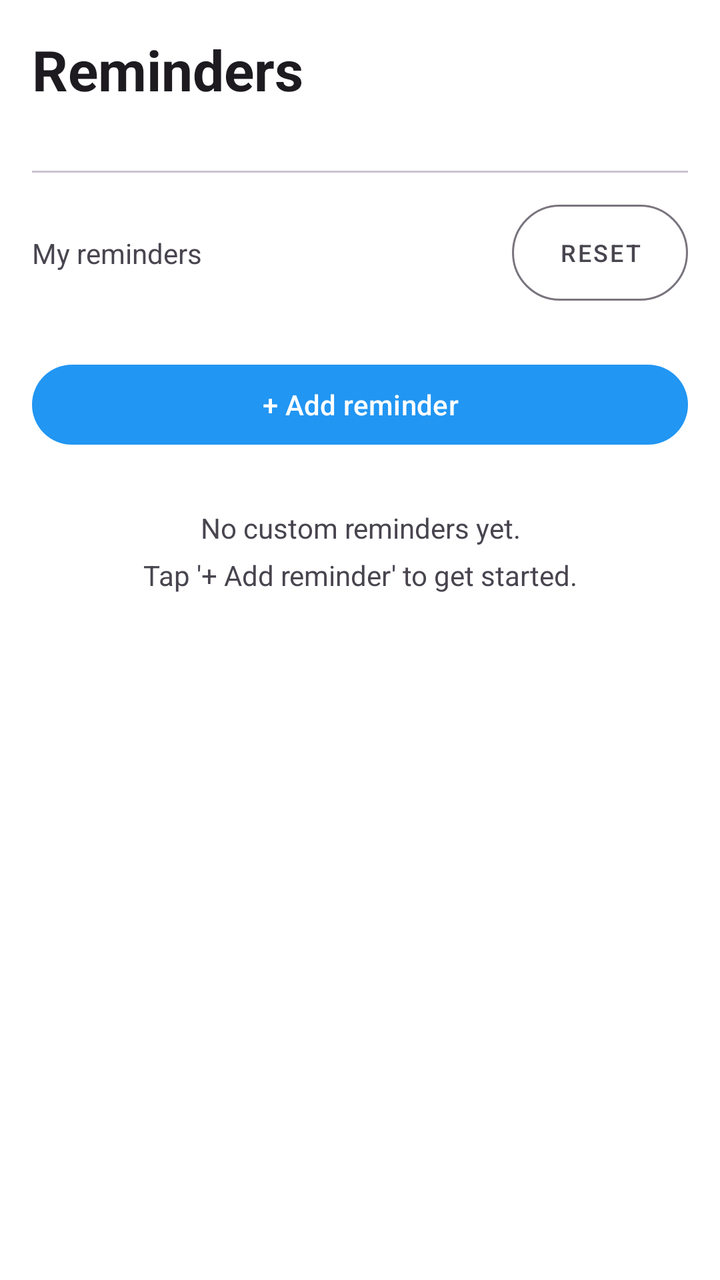
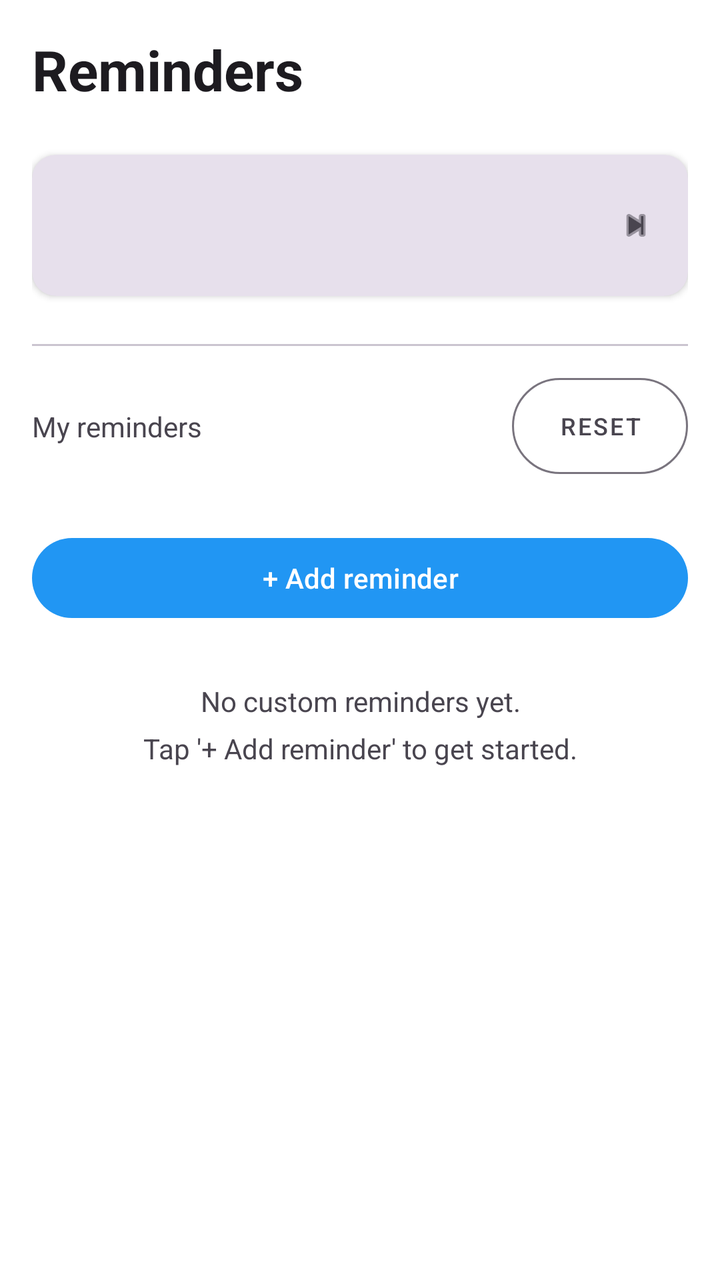

An Android layout rendered at two revisions. The XML below is the earlier revision; the diff shows what the commit changed to produce the second picture.
<!-- AndroidManifest.xml: application theme Theme.WaterReminder -->
<!-- res/layout/fragment_reminders.xml -->
<?xml version="1.0" encoding="utf-8"?>
<androidx.core.widget.NestedScrollView xmlns:android="http://schemas.android.com/apk/res/android"
    xmlns:app="http://schemas.android.com/apk/res-auto"
    android:layout_width="match_parent"
    android:layout_height="match_parent"
    android:background="@color/page_background">

    <androidx.constraintlayout.widget.ConstraintLayout
        android:layout_width="match_parent"
        android:layout_height="match_parent"
        android:padding="16dp">

        <TextView
            android:id="@+id/title_reminders"
            android:layout_width="0dp"
            android:layout_height="wrap_content"
            android:text="Reminders"
            android:textSize="28sp"
            android:textStyle="bold"
            android:textColor="?attr/colorOnSurface"
            app:layout_constraintEnd_toEndOf="parent"
            app:layout_constraintStart_toStartOf="parent"
            app:layout_constraintTop_toTopOf="parent" />

        
        <LinearLayout
            android:id="@+id/container_default_reminder"
            android:layout_width="0dp"
            android:layout_height="wrap_content"
            android:layout_marginTop="24dp"
            android:orientation="vertical"
            app:layout_constraintEnd_toEndOf="parent"
            app:layout_constraintStart_toStartOf="parent"
            app:layout_constraintTop_toBottomOf="@id/title_reminders" />

        <View
            android:id="@+id/divider"
            android:layout_width="0dp"
            android:layout_height="1dp"
            android:layout_marginTop="8dp"
            android:background="?attr/colorOutlineVariant"
            app:layout_constraintEnd_toEndOf="parent"
            app:layout_constraintStart_toStartOf="parent"
            app:layout_constraintTop_toBottomOf="@id/container_default_reminder" />

        
        <TextView
            android:id="@+id/label_reminders"
            android:layout_width="0dp"
            android:layout_height="wrap_content"
            android:layout_marginTop="16dp"
            android:text="My reminders"
            android:textSize="14sp"
            android:textColor="?attr/colorOnSurfaceVariant"
            app:layout_constraintEnd_toStartOf="@id/button_reset_reminders"
            app:layout_constraintStart_toStartOf="parent"
            app:layout_constraintTop_toBottomOf="@id/divider"
            app:layout_constraintBottom_toBottomOf="@id/button_reset_reminders" />

        <com.google.android.material.button.MaterialButton
            android:id="@+id/button_reset_reminders"
            android:layout_width="wrap_content"
            android:layout_height="wrap_content"
            android:layout_marginTop="16dp"
            android:text="Reset"
            android:textSize="12sp"
            style="@style/Widget.MaterialComponents.Button.OutlinedButton"
            app:cornerRadius="24dp"
            app:strokeColor="?attr/colorOutline"
            android:textColor="?attr/colorOnSurfaceVariant"
            android:paddingStart="12dp"
            android:paddingEnd="12dp"
            android:insetTop="0dp"
            android:insetBottom="0dp"
            app:layout_constraintEnd_toEndOf="parent"
            app:layout_constraintTop_toBottomOf="@id/divider" />

        <com.google.android.material.button.MaterialButton
            android:id="@+id/button_add_reminder"
            android:layout_width="0dp"
            android:layout_height="wrap_content"
            android:layout_marginTop="28dp"
            android:text="+ Add reminder"
            app:backgroundTint="@color/brand_blue"
            app:cornerRadius="24dp"
            app:layout_constraintEnd_toEndOf="parent"
            app:layout_constraintStart_toStartOf="parent"
            app:layout_constraintTop_toBottomOf="@id/button_reset_reminders" />

        <LinearLayout
            android:id="@+id/container_reminders"
            android:layout_width="0dp"
            android:layout_height="wrap_content"
            android:layout_marginTop="12dp"
            android:orientation="vertical"
            app:layout_constraintEnd_toEndOf="parent"
            app:layout_constraintStart_toStartOf="parent"
            app:layout_constraintTop_toBottomOf="@id/button_add_reminder" />

        <TextView
            android:id="@+id/text_no_reminders"
            android:layout_width="0dp"
            android:layout_height="wrap_content"
            android:layout_marginTop="16dp"
            android:gravity="center"
            android:text="No custom reminders yet.\nTap '+ Add reminder' to get started."
            android:textColor="?attr/colorOnSurfaceVariant"
            android:textSize="14sp"
            android:lineSpacingMultiplier="1.4"
            app:layout_constraintEnd_toEndOf="parent"
            app:layout_constraintStart_toStartOf="parent"
            app:layout_constraintTop_toBottomOf="@id/container_reminders" />

        
        <LinearLayout
            android:id="@+id/legend_swipe"
            android:layout_width="0dp"
            android:layout_height="wrap_content"
            android:layout_marginTop="20dp"
            android:gravity="center"
            android:orientation="horizontal"
            android:visibility="gone"
            app:layout_constraintEnd_toEndOf="parent"
            app:layout_constraintStart_toStartOf="parent"
            app:layout_constraintTop_toBottomOf="@id/text_no_reminders">

            <ImageView
                android:layout_width="16dp"
                android:layout_height="16dp"
                android:layout_marginEnd="8dp"
                android:importantForAccessibility="no"
                android:src="@drawable/ic_info"
                android:tint="?attr/colorOnSurfaceVariant" />

            
            <LinearLayout
                android:id="@+id/legend_edit"
                android:layout_width="wrap_content"
                android:layout_height="wrap_content"
                android:layout_marginEnd="8dp"
                android:background="@drawable/bg_type_chip"
                android:backgroundTint="@color/swipe_edit_bg"
                android:contentDescription="@string/reminders_legend_edit_desc"
                android:focusable="true"
                android:gravity="center_vertical"
                android:orientation="horizontal"
                android:paddingStart="10dp"
                android:paddingEnd="10dp"
                android:paddingTop="6dp"
                android:paddingBottom="6dp">

                <ImageView
                    android:layout_width="16dp"
                    android:layout_height="16dp"
                    android:layout_marginEnd="6dp"
                    android:importantForAccessibility="no"
                    android:src="@android:drawable/ic_menu_edit"
                    android:tint="@color/white" />

                <TextView
                    android:layout_width="wrap_content"
                    android:layout_height="wrap_content"
                    android:layout_marginEnd="6dp"
                    android:importantForAccessibility="no"
                    android:text="@string/reminders_legend_edit"
                    android:textColor="@color/white"
                    android:textSize="12sp"
                    android:textStyle="bold" />

                <ImageView
                    android:layout_width="16dp"
                    android:layout_height="16dp"
                    android:importantForAccessibility="no"
                    android:src="@drawable/ic_arrow_forward"
                    android:tint="@color/white" />

            </LinearLayout>

            
            <LinearLayout
                android:id="@+id/legend_delete"
                android:layout_width="wrap_content"
                android:layout_height="wrap_content"
                android:background="@drawable/bg_type_chip"
                android:backgroundTint="@color/brand_red"
                android:contentDescription="@string/reminders_legend_delete_desc"
                android:focusable="true"
                android:gravity="center_vertical"
                android:orientation="horizontal"
                android:paddingStart="10dp"
                android:paddingEnd="10dp"
                android:paddingTop="6dp"
                android:paddingBottom="6dp">

                <ImageView
                    android:layout_width="16dp"
                    android:layout_height="16dp"
                    android:layout_marginEnd="6dp"
                    android:importantForAccessibility="no"
                    android:src="@drawable/ic_arrow_back"
                    android:tint="@color/white" />

                <TextView
                    android:layout_width="wrap_content"
                    android:layout_height="wrap_content"
                    android:layout_marginEnd="6dp"
                    android:importantForAccessibility="no"
                    android:text="@string/reminders_legend_delete"
                    android:textColor="@color/white"
                    android:textSize="12sp"
                    android:textStyle="bold" />

                <ImageView
                    android:layout_width="16dp"
                    android:layout_height="16dp"
                    android:importantForAccessibility="no"
                    android:src="@android:drawable/ic_menu_delete"
                    android:tint="@color/white" />

            </LinearLayout>

        </LinearLayout>

    </androidx.constraintlayout.widget.ConstraintLayout>
</androidx.core.widget.NestedScrollView>
<!-- resources referenced by this layout -->
<resources>
  <color name="brand_blue">#2196F3</color>
  <color name="brand_red">#F44336</color>
  <color name="page_background">#FFFFFF</color>
  <color name="swipe_edit_bg">#888888</color>
  <color name="white">#FFFFFFFF</color>
  <!-- drawable bg_type_chip (drawable) -->
  <?xml version="1.0" encoding="utf-8"?>
  <shape xmlns:android="http://schemas.android.com/apk/res/android"
      android:shape="rectangle">
      <solid android:color="#2196F3" />
      <corners android:radius="24dp" />
  </shape>
  <!-- drawable ic_arrow_back (drawable) -->
  <?xml version="1.0" encoding="utf-8"?>
  <vector xmlns:android="http://schemas.android.com/apk/res/android"
      android:width="24dp"
      android:height="24dp"
      android:viewportWidth="24"
      android:viewportHeight="24">
      <path
          android:fillColor="#FFFFFF"
          android:pathData="M20,11H7.83l5.59,-5.59L12,4l-8,8l8,8l1.41,-1.41L7.83,13H20V11z" />
  </vector>
  <!-- drawable ic_arrow_forward (drawable) -->
  <?xml version="1.0" encoding="utf-8"?>
  <vector xmlns:android="http://schemas.android.com/apk/res/android"
      android:width="24dp"
      android:height="24dp"
      android:viewportWidth="24"
      android:viewportHeight="24">
      <path
          android:fillColor="#FFFFFF"
          android:pathData="M4,11L16.17,11L10.58,5.41L12,4L20,12L12,20L10.59,18.59L16.17,13L4,13Z" />
  </vector>
  <!-- drawable ic_info (drawable) -->
  <?xml version="1.0" encoding="utf-8"?>
  <vector xmlns:android="http://schemas.android.com/apk/res/android"
      android:width="24dp"
      android:height="24dp"
      android:viewportWidth="24"
      android:viewportHeight="24">
      <path
          android:fillColor="#FFFFFF"
          android:pathData="M11,7h2v2h-2V7zM11,11h2v6h-2V11zM12,2C6.48,2 2,6.48 2,12s4.48,10 10,10 10,-4.48 10,-10S17.52,2 12,2zM12,20c-4.41,0 -8,-3.59 -8,-8s3.59,-8 8,-8 8,3.59 8,8 -3.59,8 -8,8z" />
  </vector>
  <string name="reminders_legend_delete">Delete</string>
  <string name="reminders_legend_delete_desc">Swipe a reminder left to delete it</string>
  <string name="reminders_legend_edit">Edit</string>
  <string name="reminders_legend_edit_desc">Swipe a reminder right to edit it</string>
  <style name="Theme.WaterReminder" parent="Base.Theme.WaterReminder" />
  <style name="Base.Theme.WaterReminder" parent="Theme.Material3.DayNight.NoActionBar">
          
          
      </style>
</resources>

<!-- the commit's change to res/layout/fragment_reminders.xml (unified diff, before → after) -->
@@ -23,15 +23,26 @@
             app:layout_constraintTop_toTopOf="parent" />
 
         
+        <include
+            android:id="@+id/row_notification_settings"
+            layout="@layout/item_settings_row"
+            android:layout_width="0dp"
+            android:layout_height="wrap_content"
+            android:layout_marginTop="24dp"
+            app:layout_constraintEnd_toEndOf="parent"
+            app:layout_constraintStart_toStartOf="parent"
+            app:layout_constraintTop_toBottomOf="@id/title_reminders" />
+
+        
         <LinearLayout
             android:id="@+id/container_default_reminder"
             android:layout_width="0dp"
             android:layout_height="wrap_content"
-            android:layout_marginTop="24dp"
+            android:layout_marginTop="16dp"
             android:orientation="vertical"
             app:layout_constraintEnd_toEndOf="parent"
             app:layout_constraintStart_toStartOf="parent"
-            app:layout_constraintTop_toBottomOf="@id/title_reminders" />
+            app:layout_constraintTop_toBottomOf="@id/row_notification_settings" />
 
         <View
             android:id="@+id/divider"
@@ -223,3 +234,66 @@
 
     </androidx.constraintlayout.widget.ConstraintLayout>
 </androidx.core.widget.NestedScrollView>
+<!-- res/layout/item_settings_row.xml (included above) -->
+<?xml version="1.0" encoding="utf-8"?>
+<androidx.cardview.widget.CardView xmlns:android="http://schemas.android.com/apk/res/android"
+    xmlns:app="http://schemas.android.com/apk/res-auto"
+    android:layout_width="match_parent"
+    android:layout_height="wrap_content"
+    app:cardCornerRadius="12dp"
+    app:cardElevation="2dp"
+    app:cardBackgroundColor="?attr/colorSurfaceVariant">
+
+    <LinearLayout
+        android:id="@+id/row_container"
+        android:layout_width="match_parent"
+        android:layout_height="wrap_content"
+        android:orientation="horizontal"
+        android:gravity="center_vertical"
+        android:padding="16dp"
+        android:background="?attr/selectableItemBackground"
+        android:clickable="true"
+        android:focusable="true">
+
+        <ImageView
+            android:id="@+id/row_icon"
+            android:layout_width="24dp"
+            android:layout_height="24dp"
+            android:layout_marginEnd="16dp"
+            android:tint="@color/brand_blue"
+            android:importantForAccessibility="no" />
+
+        <LinearLayout
+            android:layout_width="0dp"
+            android:layout_height="wrap_content"
+            android:layout_weight="1"
+            android:orientation="vertical">
+
+            <TextView
+                android:id="@+id/row_title"
+                android:layout_width="wrap_content"
+                android:layout_height="wrap_content"
+                android:textColor="?attr/colorOnSurface"
+                android:textSize="15sp" />
+
+            <TextView
+                android:id="@+id/row_subtitle"
+                android:layout_width="wrap_content"
+                android:layout_height="wrap_content"
+                android:layout_marginTop="2dp"
+                android:textColor="?attr/colorOnSurfaceVariant"
+                android:textSize="12sp" />
+
+        </LinearLayout>
+
+        <ImageView
+            android:id="@+id/row_chevron"
+            android:layout_width="20dp"
+            android:layout_height="20dp"
+            android:src="@android:drawable/ic_media_next"
+            android:tint="?attr/colorOnSurfaceVariant"
+            android:importantForAccessibility="no" />
+
+    </LinearLayout>
+
+</androidx.cardview.widget.CardView>
